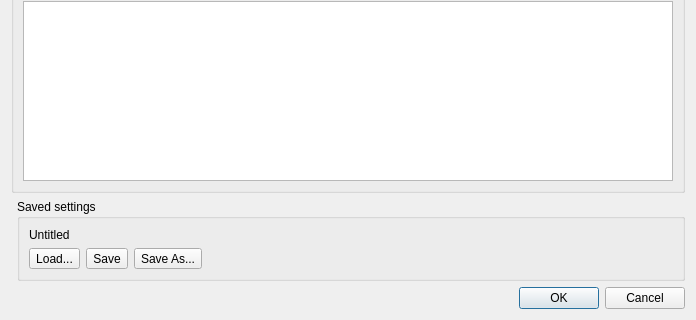
This is src/tiled/createpackdialog.ui in timbaker/tiled as Qt 5 draws it before an edit; both pictures show x 0 to 696 and y 155 to 475 of the 696 by 475 pixel window. The edited form follows.
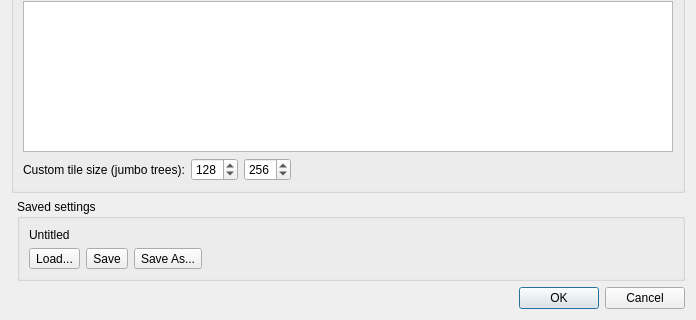
This is the edited form. Icons and pictures are not drawn.

Commit message: Added custom tile size support to texture packer.

```diff
--- a/src/tiled/createpackdialog.ui
+++ b/src/tiled/createpackdialog.ui
@@ -107,6 +107,56 @@
         </property>
        </widget>
       </item>
+      <item row="4" column="0">
+       <layout class="QHBoxLayout" name="horizontalLayout_3">
+        <item>
+         <widget class="QLabel" name="label_4">
+          <property name="text">
+           <string>Custom tile size (jumbo trees):</string>
+          </property>
+         </widget>
+        </item>
+        <item>
+         <widget class="QSpinBox" name="jumboX">
+          <property name="maximum">
+           <number>512</number>
+          </property>
+          <property name="value">
+           <number>128</number>
+          </property>
+         </widget>
+        </item>
+        <item>
+         <widget class="QSpinBox" name="jumboY">
+          <property name="maximum">
+           <number>512</number>
+          </property>
+          <property name="value">
+           <number>256</number>
+          </property>
+         </widget>
+        </item>
+        <item>
+         <spacer name="horizontalSpacer_2">
+          <property name="orientation">
+           <enum>Qt::Horizontal</enum>
+          </property>
+          <property name="sizeHint" stdset="0">
+           <size>
+            <width>40</width>
+            <height>20</height>
+           </size>
+          </property>
+         </spacer>
+        </item>
+       </layout>
+      </item>
+      <item row="6" column="0">
+       <layout class="QHBoxLayout" name="directoryToolbarLayout"/>
+      </item>
+      <item row="1" column="0">
+       <widget class="QListWidget" name="dirList"/>
+      </item>
      </layout>
     </widget>
    </item>
```
Left out of the diff: 6 changed lines with no effect on the pictures. The commit also changes 4 other files.
